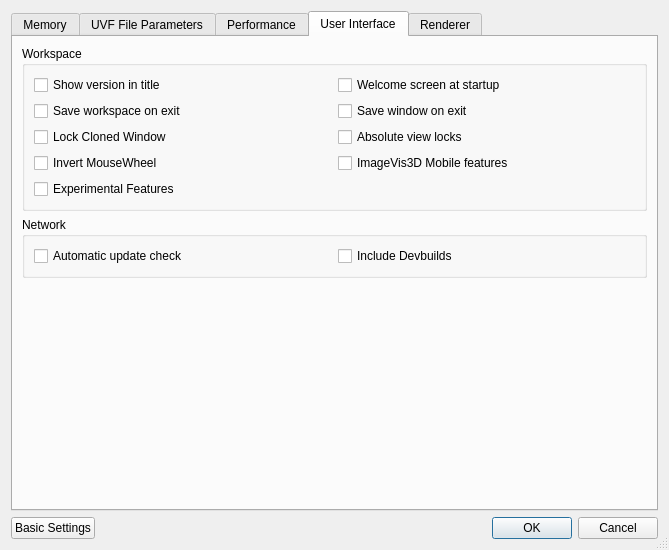
Above: ImageVis3D/UI/UI/SettingsDlg.ui from SCIInstitute/ImageVis3D before the change. Below: the same form after it.
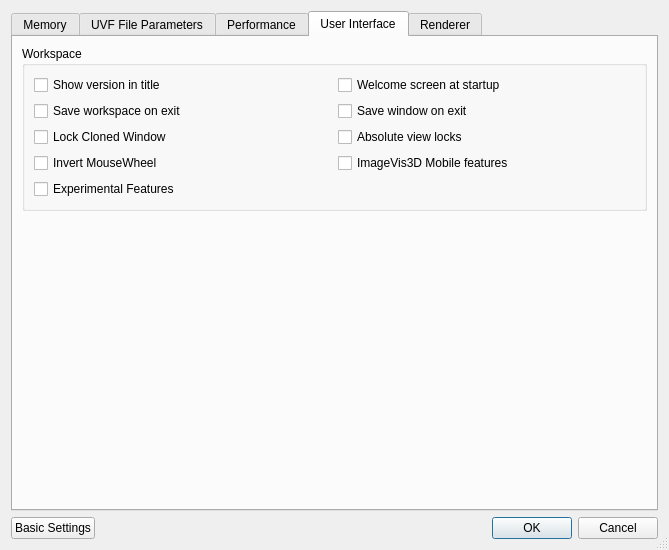
That is the form after the change. The open tabs and pages were chosen to show the change.

The edit to the form file:
```diff
--- a/ImageVis3D/UI/UI/SettingsDlg.ui
+++ b/ImageVis3D/UI/UI/SettingsDlg.ui
@@ -1307,29 +1307,6 @@
          </layout>
         </widget>
        </item>
-       <item>
-        <widget class="QGroupBox" name="groupBox_10">
-         <property name="title">
-          <string>Network</string>
-         </property>
-         <layout class="QGridLayout" name="gridLayout_6">
-          <item row="0" column="0">
-           <widget class="QCheckBox" name="checkBox_CheckForUpdatesOnStartUp">
-            <property name="text">
-             <string>Automatic update check</string>
-            </property>
-           </widget>
-          </item>
-          <item row="0" column="1">
-           <widget class="QCheckBox" name="checkBox_CheckForDevBuilds">
-            <property name="text">
-             <string>Include Devbuilds</string>
-            </property>
-           </widget>
-          </item>
-         </layout>
-        </widget>
-       </item>
        <item>
         <spacer name="verticalSpacer">
          <property name="orientation">
```
